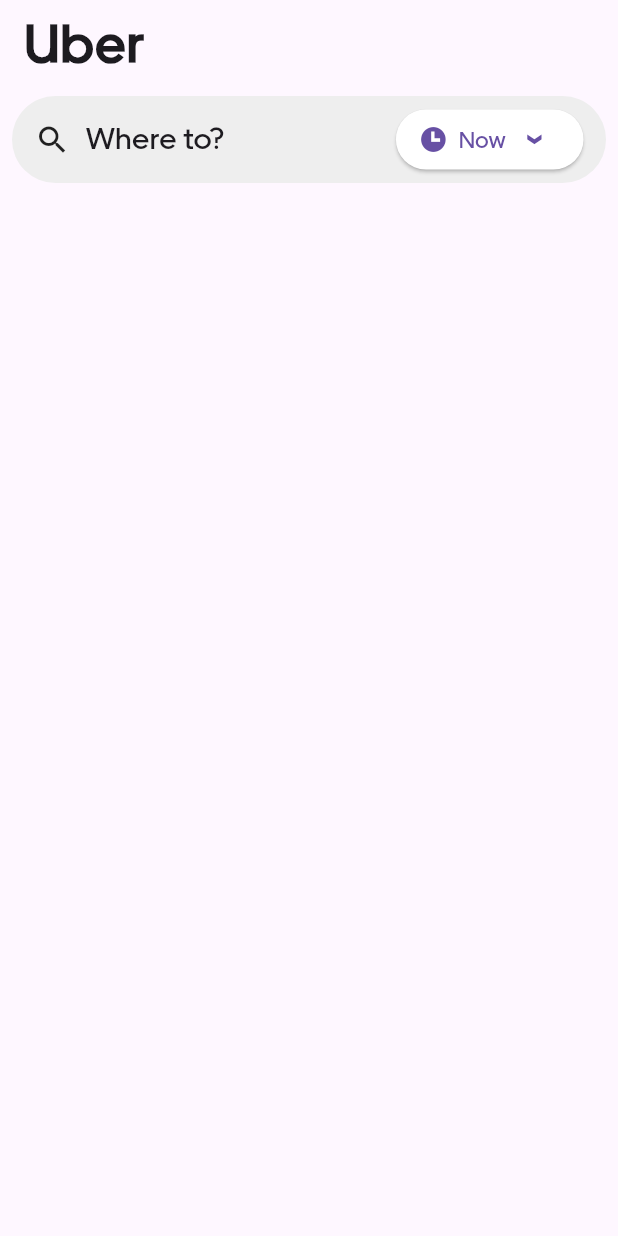
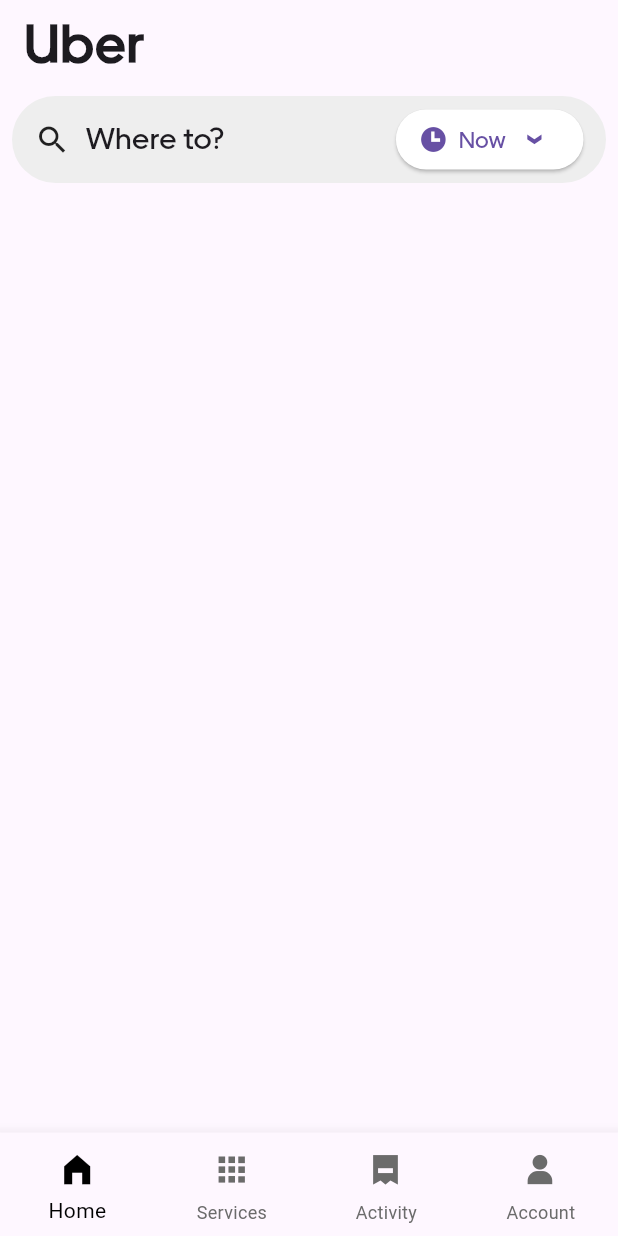
Before and after one commit to angelElizabethBerly/uber_clone, a Flutter app: the screen it shows after launch, on a phone screen of 412 x 824 dp. Run offline on Flutter 3.47's test engine with Material 3 defaults, Android fonts, the phone set to English and light mode, and no system bars.

Commit message:
bottom navigation bar added

```diff
--- a/lib/main.dart
+++ b/lib/main.dart
@@ -1,5 +1,5 @@
 import 'package:flutter/material.dart';
-import 'package:uber_clone/view/home_screen/home_screen.dart';
+import 'package:uber_clone/view/bottom_navigation_screen/bottom_navigation_screen.dart';
 
 void main() {
   runApp(const MyApp());
@@ -12,7 +12,7 @@ class MyApp extends StatelessWidget {
   @override
   Widget build(BuildContext context) {
     return MaterialApp(
-      home: HomeScreen(),
+      home: BottomNavigationScreen(),
     );
   }
 }
--- /dev/null
+++ b/lib/view/bottom_navigation_screen/bottom_navigation_screen.dart
@@ -0,0 +1,49 @@
+// ignore_for_file: prefer_const_constructors, prefer_const_literals_to_create_immutables
+
+import 'package:flutter/material.dart';
+import 'package:uber_clone/core/constants/color_constant.dart';
+import 'package:uber_clone/view/home_screen/home_screen.dart';
+import 'package:uber_clone/view/my_flutter_app_icons.dart';
+
+class BottomNavigationScreen extends StatefulWidget {
+  const BottomNavigationScreen({super.key});
+
+  @override
+  State<BottomNavigationScreen> createState() => _BottomNavigationScreenState();
+}
+
+class _BottomNavigationScreenState extends State<BottomNavigationScreen> {
+  int selectedIndex = 0;
+  List screenList = [
+    HomeScreen(),
+    Container(color: Colors.yellow),
+    Container(color: Colors.teal),
+    Container(color: Colors.red)
+  ];
+  @override
+  Widget build(BuildContext context) {
+    return Scaffold(
+      bottomNavigationBar: BottomNavigationBar(
+          iconSize: 35,
+          selectedItemColor: ColorConstant.primaryBlack,
+          unselectedItemColor: ColorConstant.op60Black,
+          currentIndex: selectedIndex,
+          onTap: (value) {
+            selectedIndex = value;
+            setState(() {});
+          },
+          type: BottomNavigationBarType.fixed,
+          items: [
+            BottomNavigationBarItem(
+                icon: Icon(MyFlutterApp.icon_home), label: "Home"),
+            BottomNavigationBarItem(
+                icon: Icon(MyFlutterApp.icon_services), label: "Services"),
+            BottomNavigationBarItem(
+                icon: Icon(MyFlutterApp.icon_activity), label: "Activity"),
+            BottomNavigationBarItem(
+                icon: Icon(MyFlutterApp.icon_account), label: "Account"),
+          ]),
+      body: screenList[selectedIndex],
+    );
+  }
+}
```
